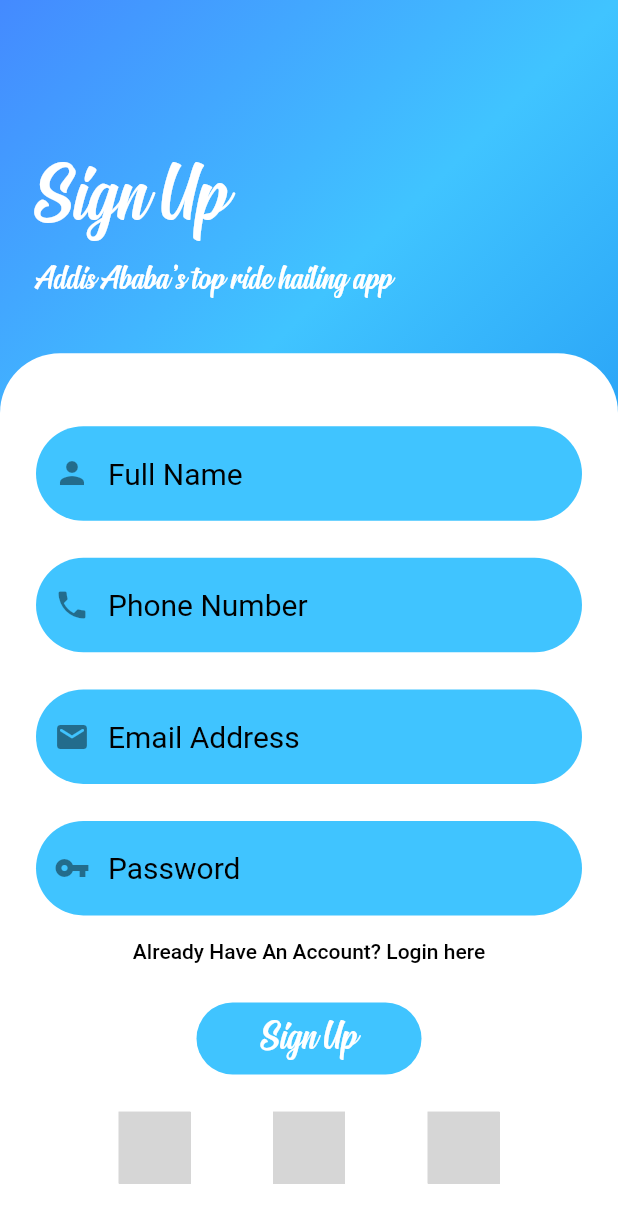
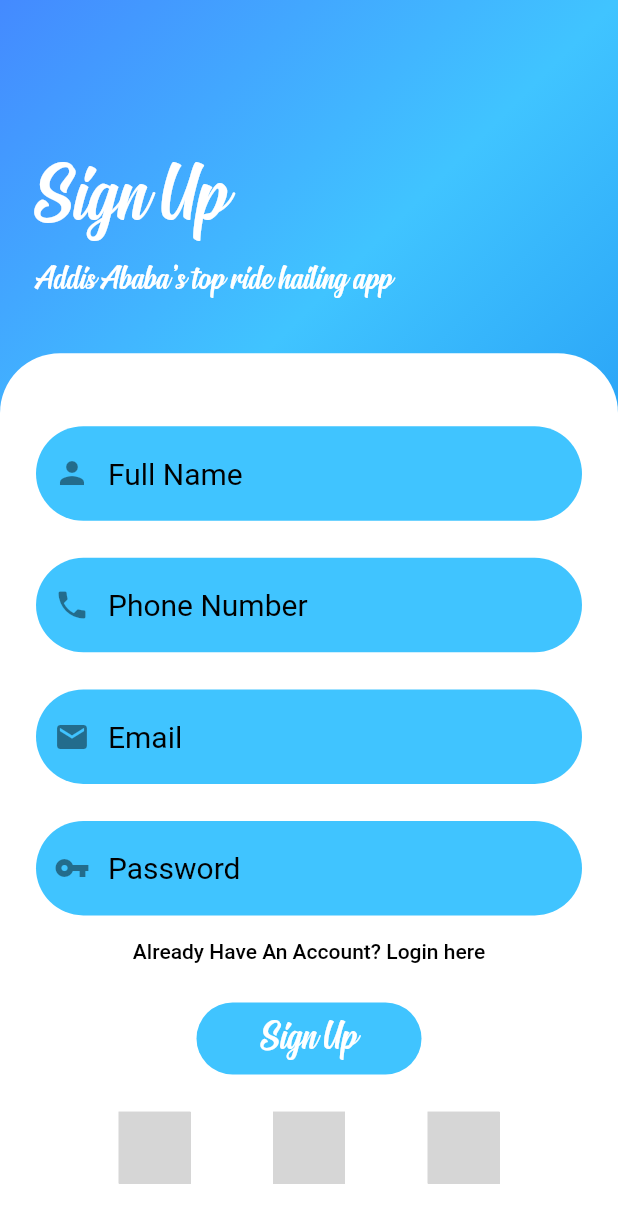
Before and after one commit to mohammedaminA/Guzo, a Flutter app: the SignUp screen opened directly, on a phone screen of 412 x 824 dp. Shown: the top 1223 px of the screen. Run offline on Flutter 3.47's test engine with Material 2 defaults, Android fonts, the phone set to English and light mode, and no system bars; missing offline and left inert: sign_button; grey boxes are pictures that could not be loaded.

```diff
--- a/lib/Screens/signup_screen.dart
+++ b/lib/Screens/signup_screen.dart
@@ -120,27 +120,10 @@ class SignUp extends StatelessWidget {
                         SizedBox(
                           height: size.height * 0.03,
                         ),
-                        TextField(
-                          keyboardType: TextInputType.emailAddress,
-                          style: TextStyle(
-                            fontFamily: 'Roboto',
-                            fontSize: 20,
-                          ),
-                          decoration: InputDecoration(
-                            hintText: 'Email Address',
-                            hintStyle: TextStyle(
-                                fontSize: 20,
-                                fontFamily: 'Roboto',
-                                color: Colors.black),
-                            border: OutlineInputBorder(
-                                borderRadius: BorderRadius.circular(40.0),
-                                borderSide: BorderSide.none),
-                            filled: true,
-                            fillColor: Colors.lightBlueAccent,
-                            prefixIcon: Icon(
-                              Icons.email_rounded,
-                            ),
-                          ),
+                        CustomTextWidget(
+                          hintText: 'Email',
+                          textInputType: TextInputType.emailAddress,
+                          icon: Icons.email,
                         ),
                         SizedBox(
                           height: size.height * 0.03,
@@ -238,3 +221,38 @@ class SignUp extends StatelessWidget {
     );
   }
 }
+
+class CustomTextWidget extends StatelessWidget {
+  final TextInputType textInputType;
+  final String hintText;
+  final IconData icon;
+
+  CustomTextWidget(
+      {@required this.textInputType,
+      @required this.hintText,
+      @required this.icon});
+
+  @override
+  Widget build(BuildContext context) {
+    return TextField(
+      keyboardType: textInputType,
+      style: TextStyle(
+        fontFamily: 'Roboto',
+        fontSize: 20,
+      ),
+      decoration: InputDecoration(
+        hintText: hintText,
+        hintStyle:
+            TextStyle(fontSize: 20, fontFamily: 'Roboto', color: Colors.black),
+        border: OutlineInputBorder(
+            borderRadius: BorderRadius.circular(40.0),
+            borderSide: BorderSide.none),
+        filled: true,
+        fillColor: Colors.lightBlueAccent,
+        prefixIcon: Icon(
+          icon,
+        ),
+      ),
+    );
+  }
+}
```
